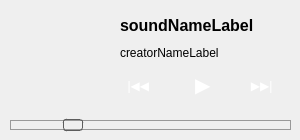
This is playerwidget.ui in flxw/scplay as Qt 5 draws it before an edit. The edited form follows.
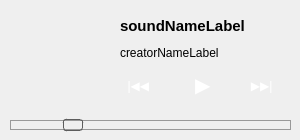
This is the edited form. Icons and pictures are not drawn.

Commit message: Change font size a little

Diff of the .ui file:
```diff
--- a/playerwidget.ui
+++ b/playerwidget.ui
@@ -155,7 +155,7 @@
    </property>
    <property name="font">
     <font>
-     <pointsize>12</pointsize>
+     <pointsize>11</pointsize>
      <weight>75</weight>
      <bold>true</bold>
     </font>
```
The commit also changes 1 other file.
